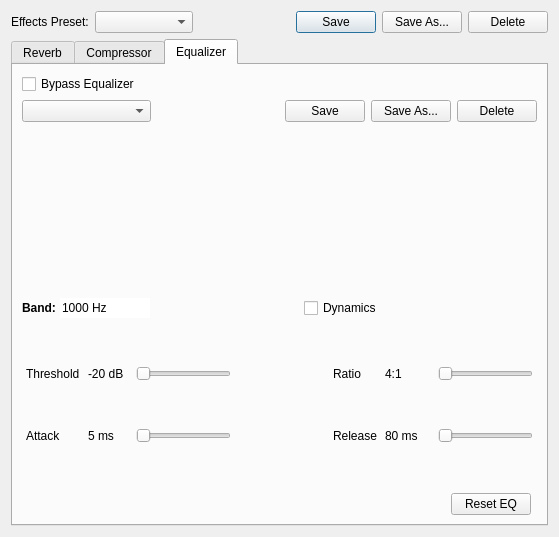
First picture: the form in src/effectsdlgbase.ui, repository ignotus666/jamulus, before the edit.
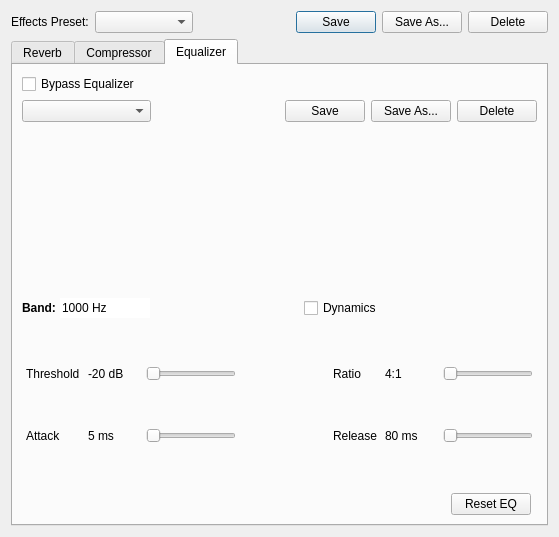
Second picture: the form after the edit. The open tabs and pages were chosen to show the change. Custom widgets are drawn as their Qt base class.

The edit to the form file:
```diff
--- a/src/effectsdlgbase.ui
+++ b/src/effectsdlgbase.ui
@@ -655,9 +655,15 @@
           </item>
           <item row="1" column="2">
            <widget class="QLabel" name="pLblEQDynAttackValue">
+            <property name="sizePolicy">
+             <sizepolicy hsizetype="Preferred" vsizetype="Preferred">
+              <horstretch>0</horstretch>
+              <verstretch>0</verstretch>
+             </sizepolicy>
+            </property>
             <property name="minimumSize">
              <size>
-              <width>40</width>
+              <width>50</width>
               <height>0</height>
              </size>
             </property>
@@ -688,9 +694,15 @@
           </item>
           <item row="0" column="2">
            <widget class="QLabel" name="pLblEQDynThresholdValue">
+            <property name="sizePolicy">
+             <sizepolicy hsizetype="Preferred" vsizetype="Preferred">
+              <horstretch>0</horstretch>
+              <verstretch>0</verstretch>
+             </sizepolicy>
+            </property>
             <property name="minimumSize">
              <size>
-              <width>40</width>
+              <width>50</width>
               <height>0</height>
              </size>
             </property>
@@ -717,7 +729,7 @@
            <widget class="QLabel" name="pLblEQDynReleaseValue">
             <property name="minimumSize">
              <size>
-              <width>45</width>
+              <width>50</width>
               <height>0</height>
              </size>
             </property>
@@ -730,7 +742,7 @@
            <widget class="QLabel" name="pLblEQDynRatioValue">
             <property name="minimumSize">
              <size>
-              <width>30</width>
+              <width>50</width>
               <height>0</height>
              </size>
             </property>
```
Left out of the diff: 2 changed lines with no effect on the pictures.
